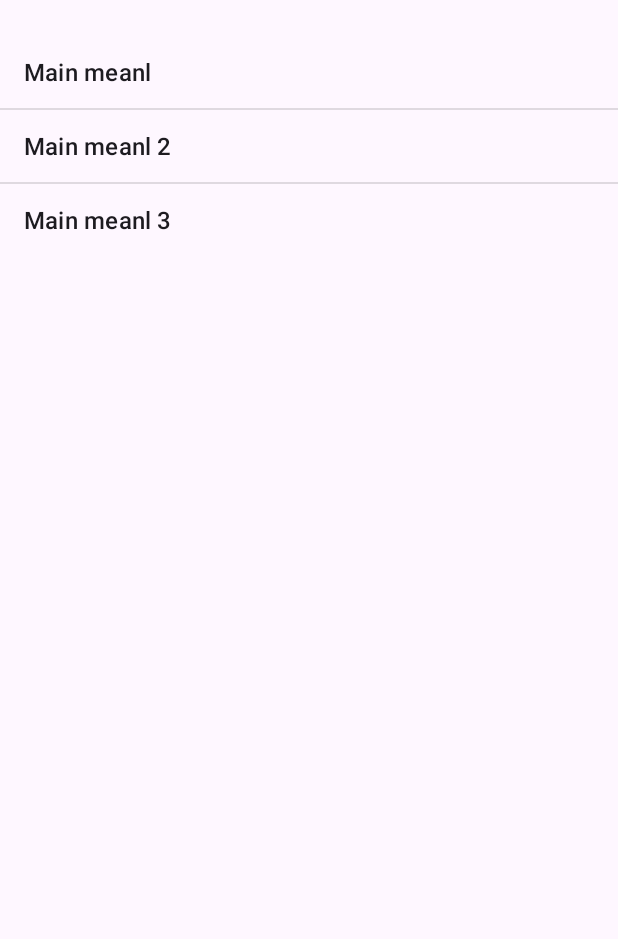
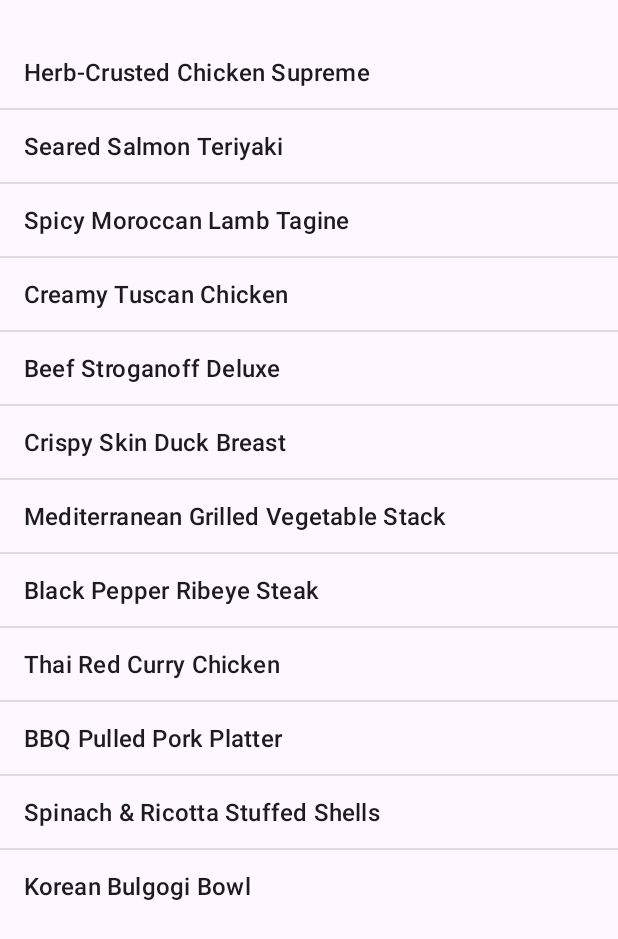
Before and after one commit to MaslaLT/Food_menu_android, an Android app: the MainCourseActivity screen opened directly, with no data from a screen before it, on a phone screen of 412 x 824 dp. Shown: the top 939 px of the screen. Run offline under Robolectric (Android 15) with nearby library versions, the light colour scheme and no system bars.

```diff
--- a/app/src/main/java/com/maselart/foodmenu/MainCourseActivity.java
+++ b/app/src/main/java/com/maselart/foodmenu/MainCourseActivity.java
@@ -18,10 +18,20 @@ public class MainCourseActivity extends AppCompatActivity {
         ListView mainCourseListView = findViewById(R.id.list_view_main_courses);
 
         Dish[] dishes = {
-                new Dish("Main meanl", "Main description", 999),
-                new Dish("Main meanl 2", "Main description", 799),
-                new Dish("Main meanl 3", "Main description", 799)
+                new Dish("Herb-Crusted Chicken Supreme", "Oven-roasted chicken breast coated in fresh herbs, served with garlic mash and seasonal vegetables.", 1199),
+                new Dish("Seared Salmon Teriyaki", "Pan-seared salmon glazed with house-made teriyaki sauce, served on a bed of jasmine rice.", 1299),
+                new Dish("Spicy Moroccan Lamb Tagine", "Slow-cooked lamb with apricots, almonds, and warm spices, served with couscous.", 1399),
+                new Dish("Creamy Tuscan Chicken", "Grilled chicken in a sun-dried tomato and spinach cream sauce over linguine pasta.", 1199),
+                new Dish("Beef Stroganoff Deluxe", "Tender beef strips in a rich mushroom cream sauce over buttered egg noodles.", 1099),
+                new Dish("Crispy Skin Duck Breast", "Pan-roasted duck breast with cherry balsamic reduction, served with wild rice pilaf.", 1499),
+                new Dish("Mediterranean Grilled Vegetable Stack", "Layers of zucchini, eggplant, and bell pepper with basil pesto and goat cheese.", 999),
+                new Dish("Black Pepper Ribeye Steak", "12oz ribeye grilled to perfection with cracked peppercorn crust and steak fries.", 1599),
+                new Dish("Thai Red Curry Chicken", "Spicy coconut curry with tender chicken, bell peppers, and bamboo shoots over rice.", 1099),
+                new Dish("BBQ Pulled Pork Platter", "Slow-cooked pulled pork in smoky BBQ sauce, served with creamy slaw and cornbread.", 999),
+                new Dish("Spinach & Ricotta Stuffed Shells", "Pasta shells filled with ricotta and spinach, baked in a garlic tomato sauce.", 949),
+                new Dish("Korean Bulgogi Bowl", "Marinated beef with sesame glaze, served over rice with kimchi and a fried egg.", 1049)
         };
+
 
         ArrayAdapter<Dish> dishAdapter = new ArrayAdapter<Dish>(this, android.R.layout.simple_list_item_1, dishes);
 
```
Also changed, not shown: 3 other files.
